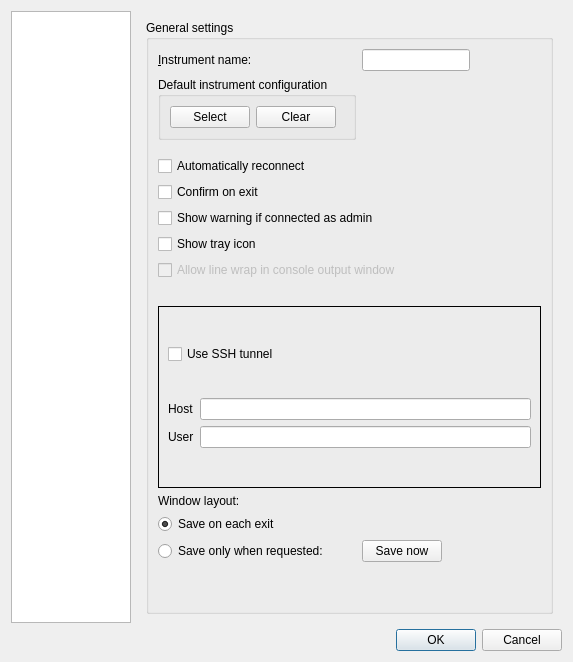
mlz-ictrl/nicos, file nicos/clients/gui/dialogs/settings.ui: the form before one commit.
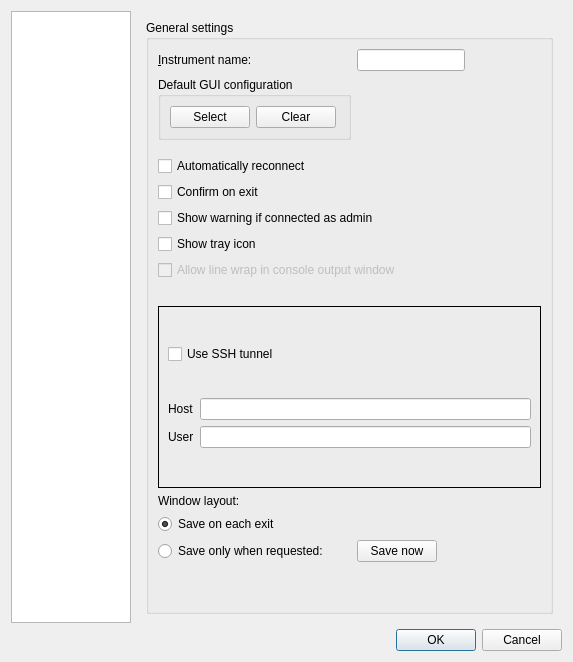
The form after the commit.

Commit message: gui: clarify that the "configuration" selection only means the GUI config

Diff of the .ui file:
```diff
--- a/nicos/clients/gui/dialogs/settings.ui
+++ b/nicos/clients/gui/dialogs/settings.ui
@@ -62,7 +62,7 @@
           <item row="1" column="0">
            <widget class="QGroupBox" name="groupInstrConfig">
             <property name="title">
-             <string>Default instrument configuration</string>
+             <string>Default GUI configuration</string>
             </property>
             <layout class="QHBoxLayout" name="horizontalLayout_2">
              <item>
```
The commit also changes 1 other file.
